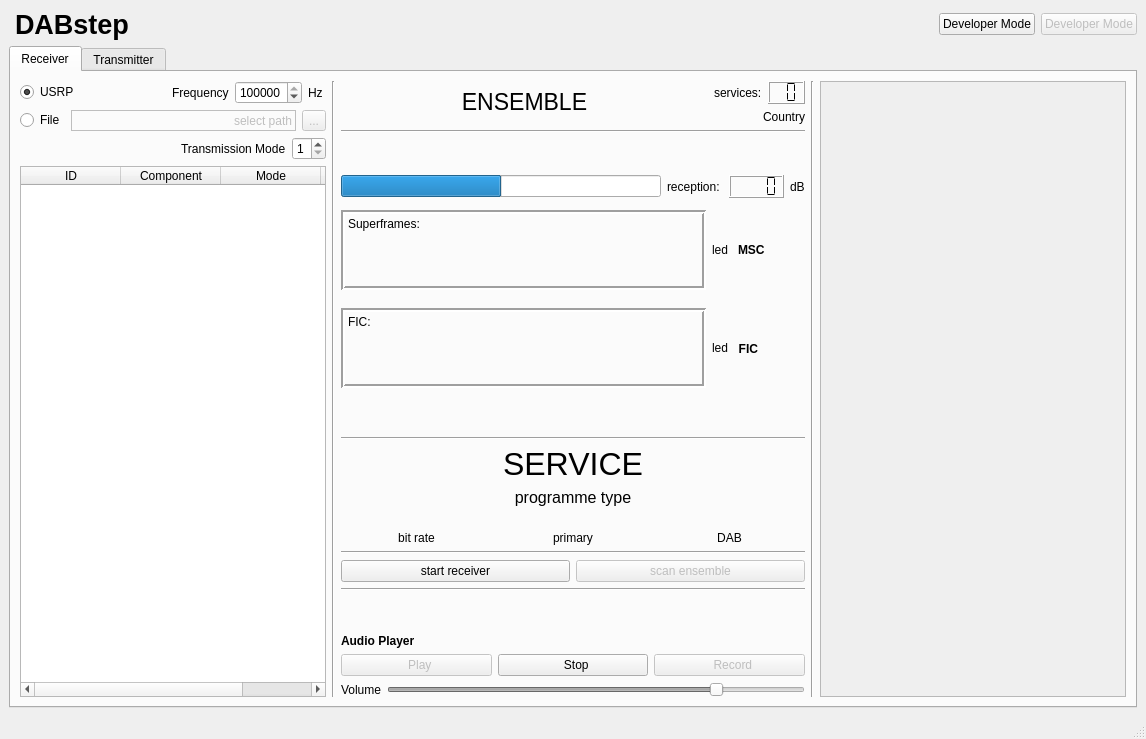
kit-cel/gr-dab, file python/GUI/user_frontend.ui: the form before one commit.
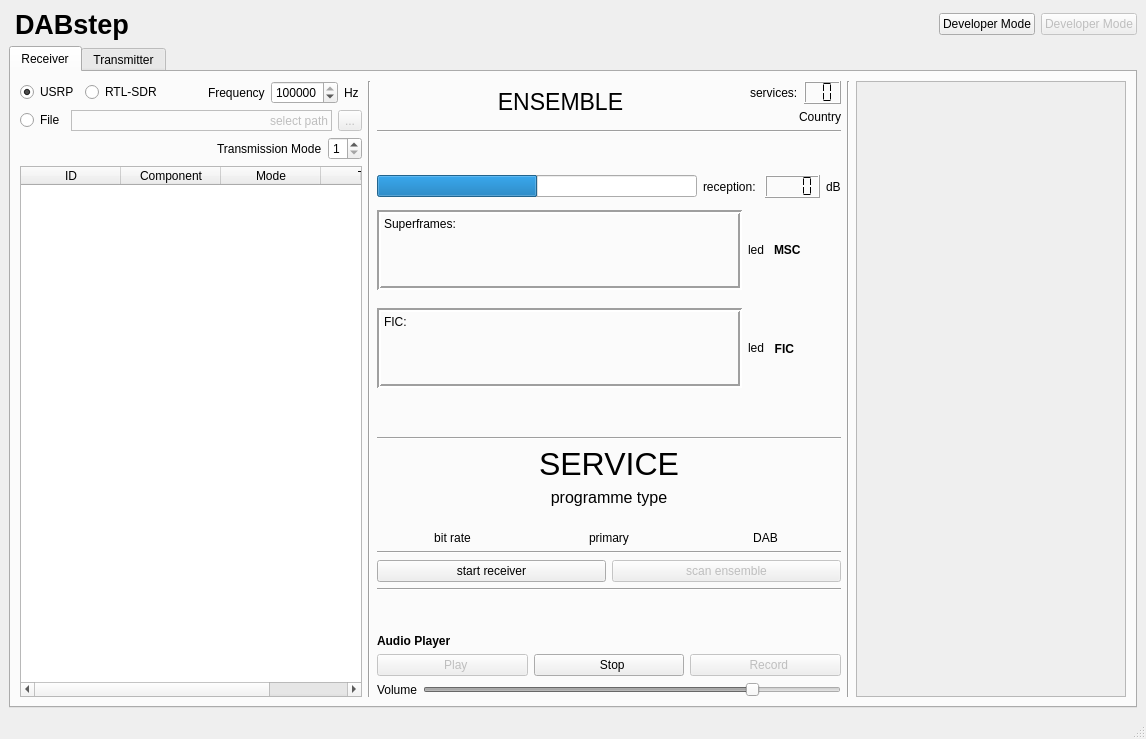
The form after the commit. Icons and pictures are not drawn.

```diff
--- a/python/GUI/user_frontend.ui
+++ b/python/GUI/user_frontend.ui
@@ -114,6 +114,13 @@
                 </property>
                </widget>
               </item>
+              <item>
+               <widget class="QRadioButton" name="rbtn_RTL">
+                <property name="text">
+                 <string>RTL-SDR</string>
+                </property>
+               </widget>
+              </item>
               <item>
                <spacer name="horizontalSpacer">
                 <property name="orientation">
@@ -954,7 +961,7 @@
               <rect>
                <x>0</x>
                <y>0</y>
-               <width>239</width>
+               <width>143</width>
                <height>602</height>
               </rect>
              </property>
```
Left out of the diff: 2 changed lines with no effect on the pictures.
